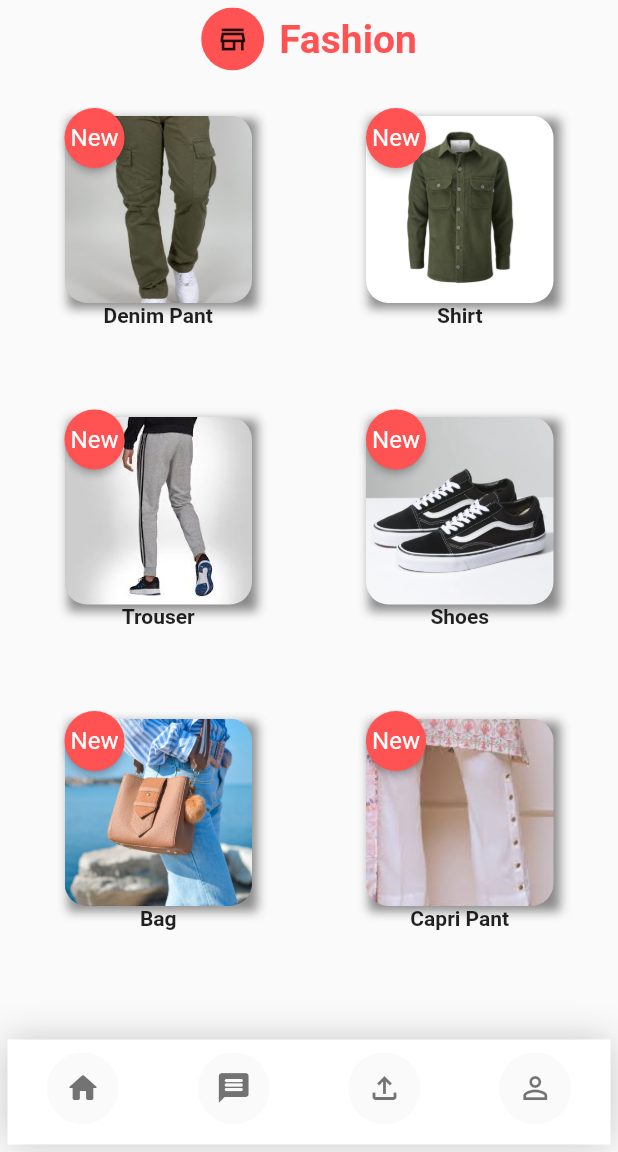
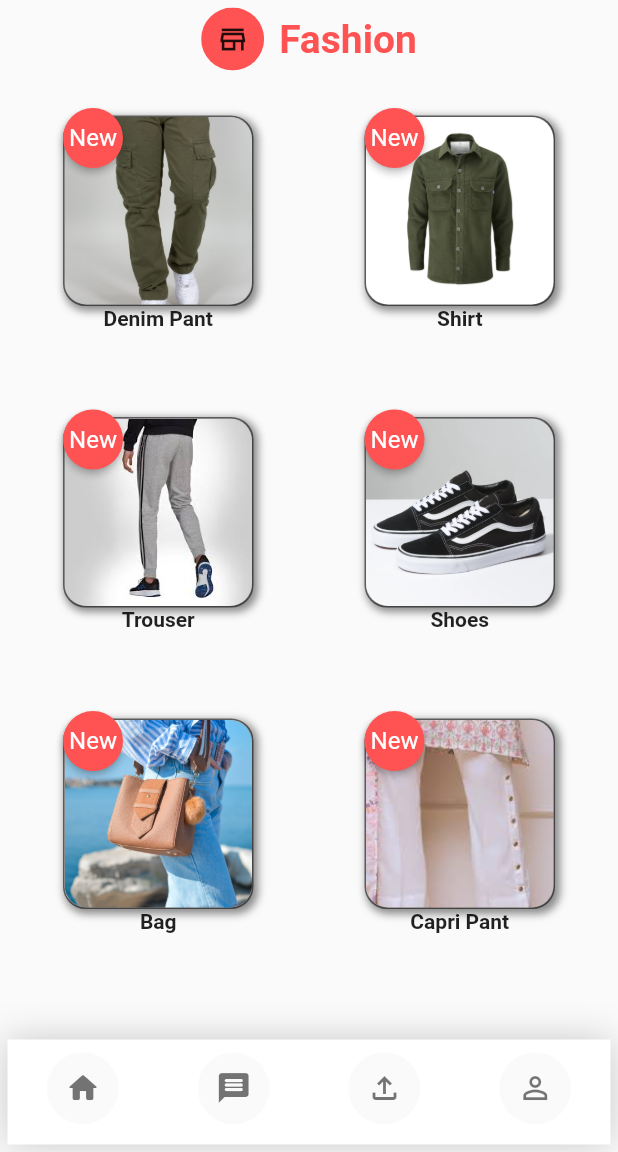
Before and after one commit to danishhafeez322/Flutter-Project, a Flutter app: the SelectedCategory screen opened directly with sample values from the repository, on a phone screen of 412 x 824 dp, the part 84-1236 px from its top. Run offline on Flutter 3.47's test engine with Material 2 defaults, Android fonts, the phone set to English and light mode, and no system bars; our stand-ins replace carousel_slider, firebase_core, google_maps_flutter; missing offline and left inert: kartal; accounts and stored records are empty; network calls fail.

Commit message:
new arrival

```diff
--- a/lib/pages/selectedcategory.dart
+++ b/lib/pages/selectedcategory.dart
@@ -86,17 +86,24 @@ class SelectedCategory extends StatelessWidget {
                               child: Container(
                                 decoration: BoxDecoration(
                                   shape: BoxShape.rectangle,
+                                  border: Border.all(
+                                    color: Colors.black54,
+                                    width: 1,
+                                  ),
                                   boxShadow: [
                                     BoxShadow(
                                       color: Colors.black45,
                                       offset: const Offset(
-                                        3.0,
-                                        3.0,
+                                        2.0,
+                                        2.0,
                                       ), //Offset
-                                      blurRadius: 5.0,
+                                      blurRadius: 4.0,
                                       spreadRadius: 1.0,
                                     )
                                   ],
+                                  borderRadius: const BorderRadius.all(
+                                    Radius.circular(15),
+                                  ),
                                 ),
                                 child: ClipRRect(
                                   borderRadius: const BorderRadius.all(
@@ -118,7 +125,7 @@ class SelectedCategory extends StatelessWidget {
                               badgeContent: SizedBox(
                                 width: 50, height: 30, //badge size
                                 child: Center(
-                                  //aligh badge content to center
+                                  //align badge content to center
                                   child: Text("New",
                                       style: TextStyle(
                                           color:
```
Also changed, not shown: lib/main.dart (+10 -3 lines).
